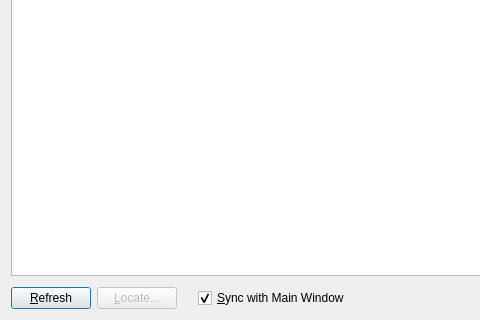
Old version of the form src/file-age-stats-window.ui in the repository shundhammer/qdirstat; both pictures show x 0 to 480 and y 241 to 561 of the 758 by 561 pixel window.
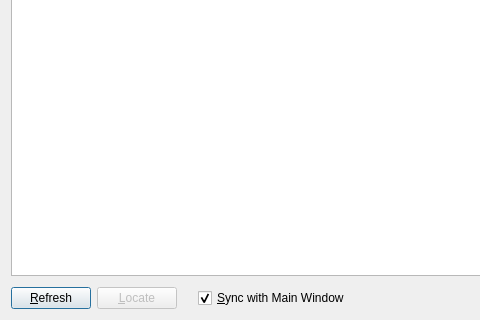
New version of the form.

Commit message: No '...' ellipsis on 'Locate' button

```diff
--- a/src/file-age-stats-window.ui
+++ b/src/file-age-stats-window.ui
@@ -72,7 +72,7 @@
         <string>&lt;html&gt;&lt;head/&gt;&lt;body&gt;&lt;p&gt;Locate the files from that year&lt;/p&gt;&lt;p&gt;(only if no more than 1000)&lt;/p&gt;&lt;/body&gt;&lt;/html&gt;</string>
        </property>
        <property name="text">
-        <string>&amp;Locate...</string>
+        <string>&amp;Locate</string>
        </property>
       </widget>
      </item>
```
